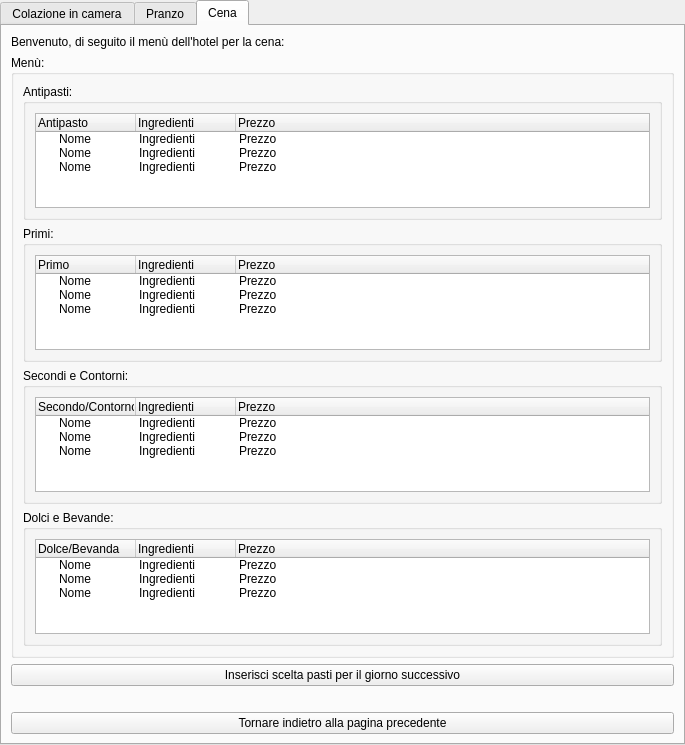
Old version of the form ui/Receptionist/InserisciSceltaPastiPranzoCena/GestioneCucina.ui in the repository mdoraz/Hotel.
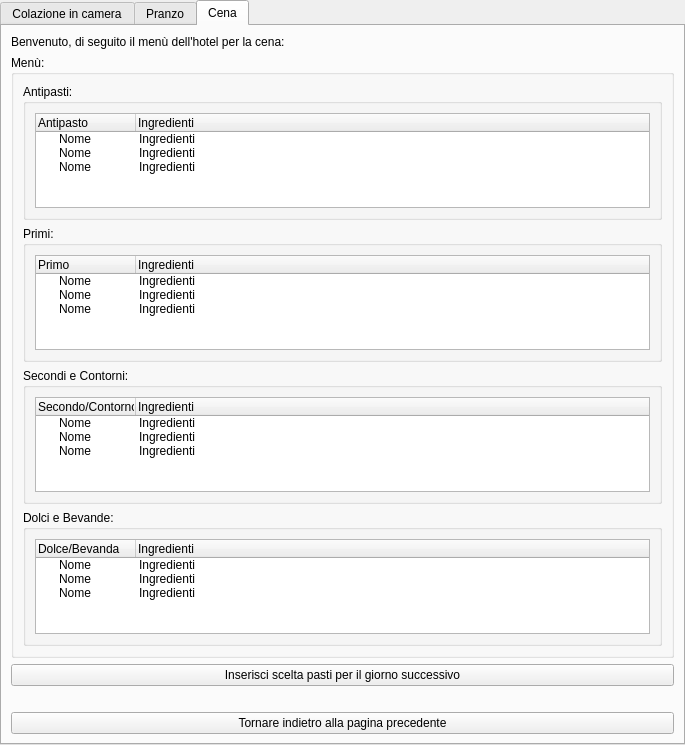
New version of the form. The open tabs and pages were chosen to show the change.

Diff of the .ui file:
```diff
--- a/ui/Receptionist/InserisciSceltaPastiPranzoCena/GestioneCucina.ui
+++ b/ui/Receptionist/InserisciSceltaPastiPranzoCena/GestioneCucina.ui
@@ -593,11 +593,6 @@
               <string>Ingredienti</string>
              </property>
             </column>
-            <column>
-             <property name="text">
-              <string>Prezzo</string>
-             </property>
-            </column>
             <item>
              <property name="text">
               <string>Nome</string>
@@ -605,9 +600,6 @@
              <property name="text">
               <string>Ingredienti</string>
              </property>
-             <property name="text">
-              <string>Prezzo</string>
-             </property>
             </item>
             <item>
              <property name="text">
@@ -616,9 +608,6 @@
              <property name="text">
               <string>Ingredienti</string>
              </property>
-             <property name="text">
-              <string>Prezzo</string>
-             </property>
             </item>
             <item>
              <property name="text">
@@ -627,9 +616,6 @@
              <property name="text">
               <string>Ingredienti</string>
              </property>
-             <property name="text">
-              <string>Prezzo</string>
-             </property>
             </item>
            </widget>
           </item>
@@ -654,11 +640,6 @@
               <string>Ingredienti</string>
              </property>
             </column>
-            <column>
-             <property name="text">
-              <string>Prezzo</string>
-             </property>
-            </column>
             <item>
              <property name="text">
               <string>Nome</string>
@@ -666,9 +647,6 @@
              <property name="text">
               <string>Ingredienti</string>
              </property>
-             <property name="text">
-              <string>Prezzo</string>
-             </property>
             </item>
             <item>
              <property name="text">
@@ -677,9 +655,6 @@
              <property name="text">
               <string>Ingredienti</string>
              </property>
-             <property name="text">
-              <string>Prezzo</string>
-             </property>
             </item>
             <item>
              <property name="text">
@@ -688,9 +663,6 @@
              <property name="text">
               <string>Ingredienti</string>
              </property>
-             <property name="text">
-              <string>Prezzo</string>
-             </property>
             </item>
            </widget>
           </item>
@@ -715,11 +687,6 @@
               <string>Ingredienti</string>
              </property>
             </column>
-            <column>
-             <property name="text">
-              <string>Prezzo</string>
-             </property>
-            </column>
             <item>
              <property name="text">
               <string>Nome</string>
@@ -727,9 +694,6 @@
              <property name="text">
               <string>Ingredienti</string>
              </property>
-             <property name="text">
-              <string>Prezzo</string>
-             </property>
             </item>
             <item>
              <property name="text">
@@ -738,9 +702,6 @@
              <property name="text">
               <string>Ingredienti</string>
              </property>
-             <property name="text">
-              <string>Prezzo</string>
-             </property>
             </item>
             <item>
              <property name="text">
@@ -749,9 +710,6 @@
              <property name="text">
               <string>Ingredienti</string>
              </property>
-             <property name="text">
-              <string>Prezzo</string>
-             </property>
             </item>
            </widget>
           </item>
@@ -776,11 +734,6 @@
               <string>Ingredienti</string>
              </property>
             </column>
-            <column>
-             <property name="text">
-              <string>Prezzo</string>
-             </property>
-            </column>
             <item>
              <property name="text">
               <string>Nome</string>
@@ -788,9 +741,6 @@
              <property name="text">
               <string>Ingredienti</string>
              </property>
-             <property name="text">
-              <string>Prezzo</string>
-             </property>
             </item>
             <item>
              <property name="text">
@@ -799,9 +749,6 @@
              <property name="text">
               <string>Ingredienti</string>
              </property>
-             <property name="text">
-              <string>Prezzo</string>
-             </property>
             </item>
             <item>
              <property name="text">
@@ -810,9 +757,6 @@
              <property name="text">
               <string>Ingredienti</string>
              </property>
-             <property name="text">
-              <string>Prezzo</string>
-             </property>
             </item>
            </widget>
           </item>
```
Left out of the diff: 100 changed lines with no effect on the pictures.
